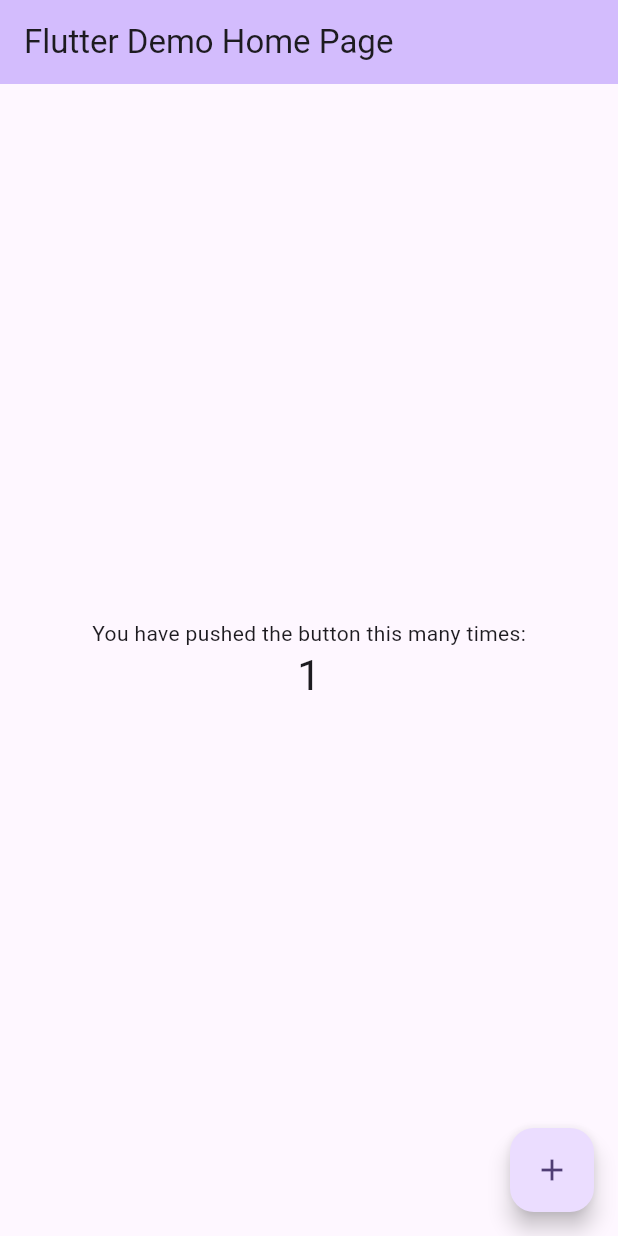
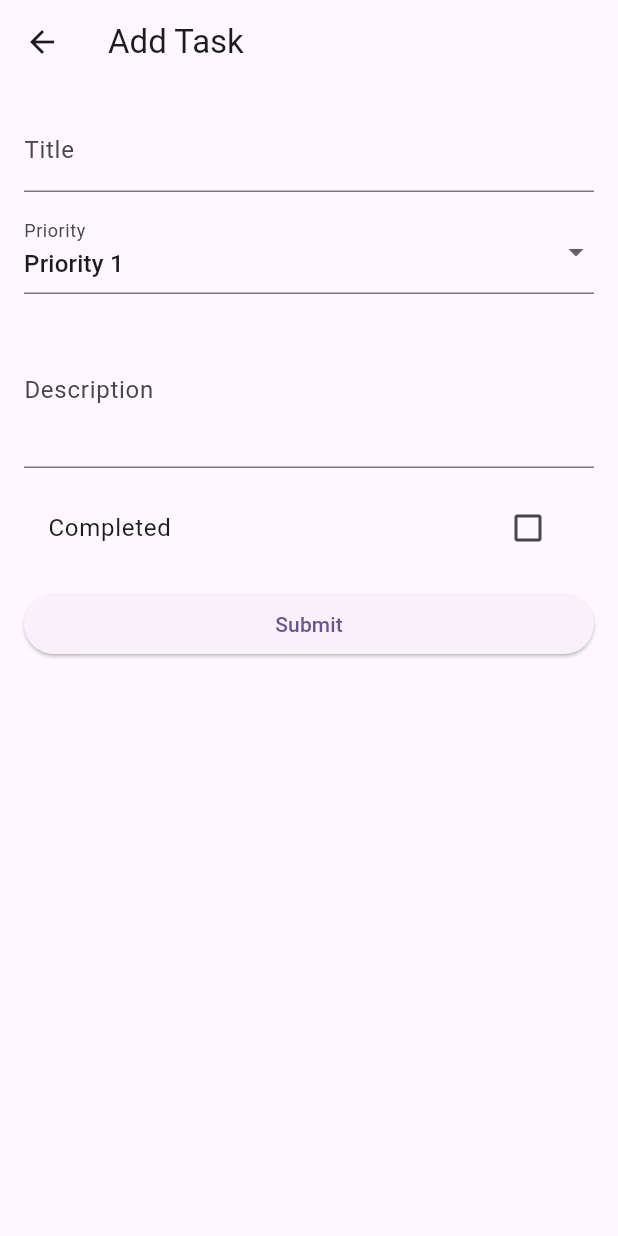
Before and after one commit to ArthurKagwa/AsasiraArtur_Mobile, a Flutter app: the screen it shows after launch, after a tap on the "add" icon, on a phone screen of 412 x 824 dp. Run offline on Flutter 3.47's test engine with Material 3 defaults, Android fonts, the phone set to English and light mode, and no system bars; our stand-ins replace sqflite; accounts and stored records are empty.

Commit message:
AddTaskScreen implementation

```diff
--- /dev/null
+++ b/flutter_class/devtools_options.yaml
@@ -0,0 +1,3 @@
+description: This file stores settings for Dart & Flutter DevTools.
+documentation: https://docs.flutter.dev/tools/devtools/extensions#configure-extension-enablement-states
+extensions:
--- a/flutter_class/lib/main.dart
+++ b/flutter_class/lib/main.dart
@@ -1,4 +1,5 @@
 import 'package:flutter/material.dart';
+import 'package:flutter_class/screens/home_screen.dart';
 
 void main() {
   runApp(const MyApp());
@@ -7,116 +8,15 @@ void main() {
 class MyApp extends StatelessWidget {
   const MyApp({super.key});
 
-  // This widget is the root of your application.
   @override
   Widget build(BuildContext context) {
     return MaterialApp(
-      title: 'Flutter Demo',
+      title: 'Task Notes Manager',
       theme: ThemeData(
-        // This is the theme of your application.
-        //
-        // TRY THIS: Try running your application with "flutter run". You'll see
-        // the application has a purple toolbar. Then, without quitting the app,
-        // try changing the seedColor in the colorScheme below to Colors.green
-        // and then invoke "hot reload" (save your changes or press the "hot
-        // reload" button in a Flutter-supported IDE, or press "r" if you used
-        // the command line to start the app).
-        //
-        // Notice that the counter didn't reset back to zero; the application
-        // state is not lost during the reload. To reset the state, use hot
-        // restart instead.
-        //
-        // This works for code too, not just values: Most code changes can be
-        // tested with just a hot reload.
         colorScheme: ColorScheme.fromSeed(seedColor: Colors.deepPurple),
+        useMaterial3: true,
       ),
-      home: const MyHomePage(title: 'Flutter Demo Home Page'),
+      home: const HomeScreen(),
     );
   }
 }
-
-class MyHomePage extends StatefulWidget {
-  const MyHomePage({super.key, required this.title});
-
-  // This widget is the home page of your application. It is stateful, meaning
-  // that it has a State object (defined below) that contains fields that affect
-  // how it looks.
-
-  // This class is the configuration for the state. It holds the values (in this
-  // case the title) provided by the parent (in this case the App widget) and
-  // used by the build method of the State. Fields in a Widget subclass are
-  // always marked "final".
-
-  final String title;
-
-  @override
-  State<MyHomePage> createState() => _MyHomePageState();
-}
-
-class _MyHomePageState extends State<MyHomePage> {
-  int _counter = 0;
-
-  void _incrementCounter() {
-    setState(() {
-      // This call to setState tells the Flutter framework that something has
-      // changed in this State, which causes it to rerun the build method below
-      // so that the display can reflect the updated values. If we changed
-      // _counter without calling setState(), then the build method would not be
-      // called again, and so nothing would appear to happen.
-      _counter++;
-    });
-  }
-
-  @override
-  Widget build(BuildContext context) {
-    // This method is rerun every time setState is called, for instance as done
-    // by the _incrementCounter method above.
-    //
-    // The Flutter framework has been optimized to make rerunning build methods
-    // fast, so that you can just rebuild anything that needs updating rather
-    // than having to individually change instances of widgets.
-    return Scaffold(
-      appBar: AppBar(
-        // TRY THIS: Try changing the color here to a specific color (to
-        // Colors.amber, perhaps?) and trigger a hot reload to see the AppBar
-        // change color while the other colors stay the same.
-        backgroundColor: Theme.of(context).colorScheme.inversePrimary,
-        // Here we take the value from the MyHomePage object that was created by
-        // the App.build method, and use it to set our appbar title.
-        title: Text(widget.title),
-      ),
-      body: Center(
-        // Center is a layout widget. It takes a single child and positions it
-        // in the middle of the parent.
-        child: Column(
-          // Column is also a layout widget. It takes a list of children and
-          // arranges them vertically. By default, it sizes itself to fit its
-          // children horizontally, and tries to be as tall as its parent.
-          //
-          // Column has various properties to control how it sizes itself and
-          // how it positions its children. Here we use mainAxisAlignment to
-          // center the children vertically; the main axis here is the vertical
-          // axis because Columns are vertical (the cross axis would be
-          // horizontal).
-          //
-          // TRY THIS: Invoke "debug painting" (choose the "Toggle Debug Paint"
-          // action in the IDE, or press "p" in the console), to see the
-          // wireframe for each widget.
-          mainAxisAlignment: MainAxisAlignment.center,
-          children: <Widget>[
-            const Text('You have pushed the button this many times:'),
-            Text(
-              '$_counter',
-              style: Theme.of(context).textTheme.headlineMedium,
-            ),
-          ],
-        ),
-      ),
-      floatingActionButton: FloatingActionButton(
-        onPressed: _incrementCounter,
-        tooltip: 'Increment',
-        child: const Icon(Icons.add),
-      ), // This trailing comma makes auto-formatting nicer for build methods.
-    );
-  }
-}
--- /dev/null
+++ b/flutter_class/lib/screens/add_task_screen.dart
@@ -0,0 +1,85 @@
+import 'package:flutter/material.dart';
+import 'package:flutter_class/data/database_helper.dart';
+import 'package:flutter_class/models/task_item.dart';
+
+class AddTaskScreen extends StatefulWidget {
+  const AddTaskScreen({Key? key}) : super(key: key);
+
+  @override
+  State<AddTaskScreen> createState() => _AddTaskScreenState();
+}
+
+class _AddTaskScreenState extends State<AddTaskScreen> {
+  final _formKey = GlobalKey<FormState>();
+  final TextEditingController _titleController = TextEditingController();
+  final TextEditingController _descriptionController = TextEditingController();
+  int _priority = 1;
+  bool _isCompleted = false;
+
+  @override
+  void dispose() {
+    _titleController.dispose();
+    _descriptionController.dispose();
+    super.dispose();
+  }
+
+  Future<void> _submit() async {
+    if (!_formKey.currentState!.validate()) return;
+
+    final task = TaskItem(
+      title: _titleController.text.trim(),
+      priority: _priority,
+      description: _descriptionController.text.trim(),
+      isCompleted: _isCompleted,
+    );
+
+    await DatabaseHelper().insertTask(task);
+    if (mounted) Navigator.of(context).pop(true);
+  }
+
+  @override
+  Widget build(BuildContext context) {
+    return Scaffold(
+      appBar: AppBar(title: const Text('Add Task')),
+      body: Padding(
+        padding: const EdgeInsets.all(16.0),
+        child: Form(
+          key: _formKey,
+          child: Column(
+            crossAxisAlignment: CrossAxisAlignment.stretch,
+            children: [
+              TextFormField(
+                controller: _titleController,
+                decoration: const InputDecoration(labelText: 'Title'),
+                validator: (v) => (v == null || v.trim().isEmpty) ? 'Enter a title' : null,
+              ),
+              const SizedBox(height: 12),
+              DropdownButtonFormField<int>(
+                value: _priority,
+                decoration: const InputDecoration(labelText: 'Priority'),
+                items: [1, 2, 3]
+                    .map((p) => DropdownMenuItem(value: p, child: Text('Priority $p')))
+                    .toList(),
+                onChanged: (v) => setState(() => _priority = v ?? 1),
+              ),
+              const SizedBox(height: 12),
+              TextFormField(
+                controller: _descriptionController,
+                decoration: const InputDecoration(labelText: 'Description'),
+                maxLines: 3,
+              ),
+              const SizedBox(height: 12),
+              CheckboxListTile(
+                value: _isCompleted,
+                onChanged: (v) => setState(() => _isCompleted = v ?? false),
+                title: const Text('Completed'),
+              ),
+              const SizedBox(height: 12),
+              ElevatedButton(onPressed: _submit, child: const Text('Submit')),
+            ],
+          ),
+        ),
+      ),
+    );
+  }
+}
--- /dev/null
+++ b/flutter_class/lib/screens/home_screen.dart
@@ -0,0 +1,95 @@
+import 'package:flutter/material.dart';
+import 'package:flutter_class/data/database_helper.dart';
+import 'package:flutter_class/models/task_item.dart';
+import 'package:flutter_class/screens/add_task_screen.dart';
+
+class HomeScreen extends StatefulWidget {
+  const HomeScreen({Key? key}) : super(key: key);
+
+  @override
+  State<HomeScreen> createState() => _HomeScreenState();
+}
+
+class _HomeScreenState extends State<HomeScreen> {
+  late Future<List<TaskItem>> _tasksFuture;
+
+  @override
+  void initState() {
+    super.initState();
+    _loadTasks();
+  }
+
+  void _loadTasks() {
+    _tasksFuture = DatabaseHelper().getAllTasks();
+  }
+
+  Future<void> _refresh() async {
+    setState(() {
+      _loadTasks();
+    });
+    await _tasksFuture;
+  }
+
+  @override
+  Widget build(BuildContext context) {
+    return Scaffold(
+      appBar: AppBar(
+        title: const Text('My Tasks & Notes'),
+      ),
+      body: FutureBuilder<List<TaskItem>>(
+        future: _tasksFuture,
+        builder: (context, snapshot) {
+          if (snapshot.connectionState == ConnectionState.waiting) {
+            return const Center(child: CircularProgressIndicator());
+          }
+
+          if (snapshot.hasError) {
+            return Center(child: Text('Error: ${snapshot.error}'));
+          }
+
+          final tasks = snapshot.data ?? [];
+          if (tasks.isEmpty) {
+            return RefreshIndicator(
+              onRefresh: _refresh,
+              child: ListView(
+                physics: const AlwaysScrollableScrollPhysics(),
+                children: const [SizedBox(height: 200), Center(child: Text('No tasks yet.'))],
+              ),
+            );
+          }
+
+          return RefreshIndicator(
+            onRefresh: _refresh,
+            child: ListView.separated(
+              itemCount: tasks.length,
+              separatorBuilder: (_, __) => const Divider(height: 1),
+              itemBuilder: (context, index) {
+                final t = tasks[index];
+                return ListTile(
+                  title: Text(t.title),
+                  subtitle: Text('Priority: ${t.priority}\n${t.description}'),
+                  isThreeLine: t.description.isNotEmpty,
+                  trailing: Icon(
+                    t.isCompleted ? Icons.check_circle : Icons.radio_button_unchecked,
+                    color: t.isCompleted ? Colors.green : null,
+                  ),
+                );
+              },
+            ),
+          );
+        },
+      ),
+      floatingActionButton: FloatingActionButton(
+        onPressed: () async {
+          final created = await Navigator.of(context).push<bool>(
+            MaterialPageRoute(builder: (_) => const AddTaskScreen()),
+          );
+          if (created == true) {
+            _refresh();
+          }
+        },
+        child: const Icon(Icons.add),
+      ),
+    );
+  }
+}
```
